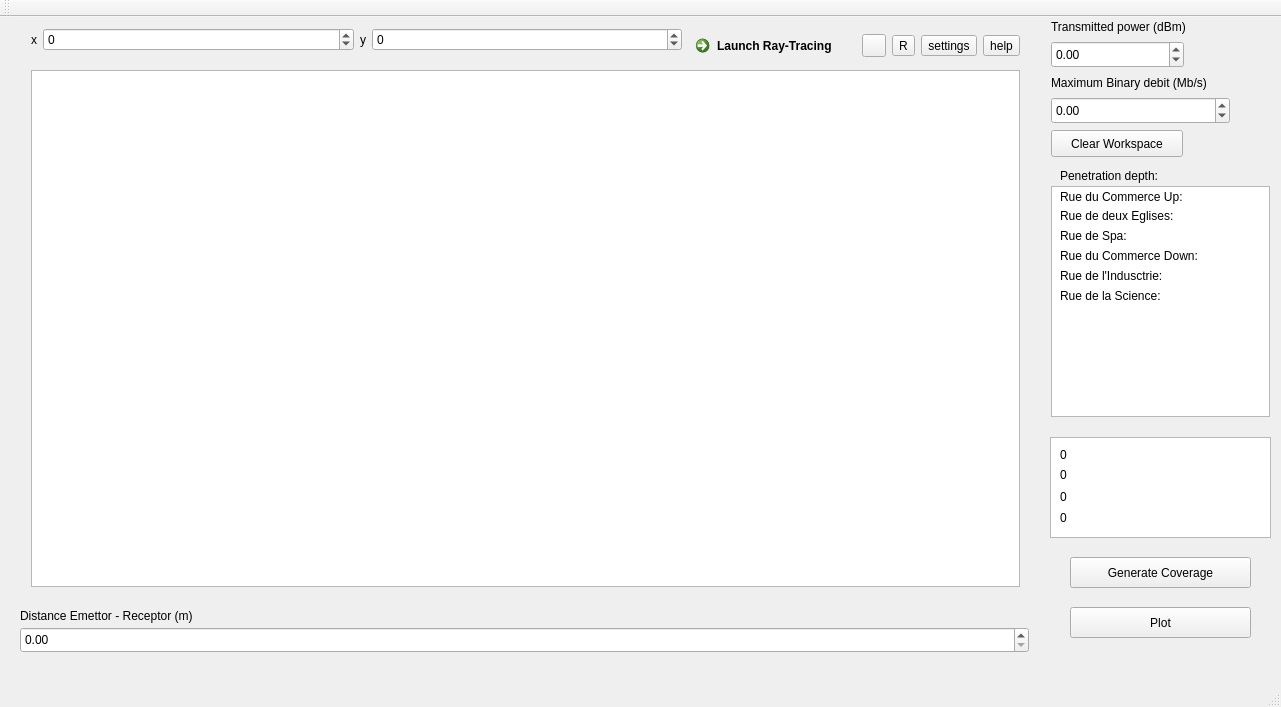
amatepl/RayTracing2019, file ieee80211g.ui: the form before one commit.
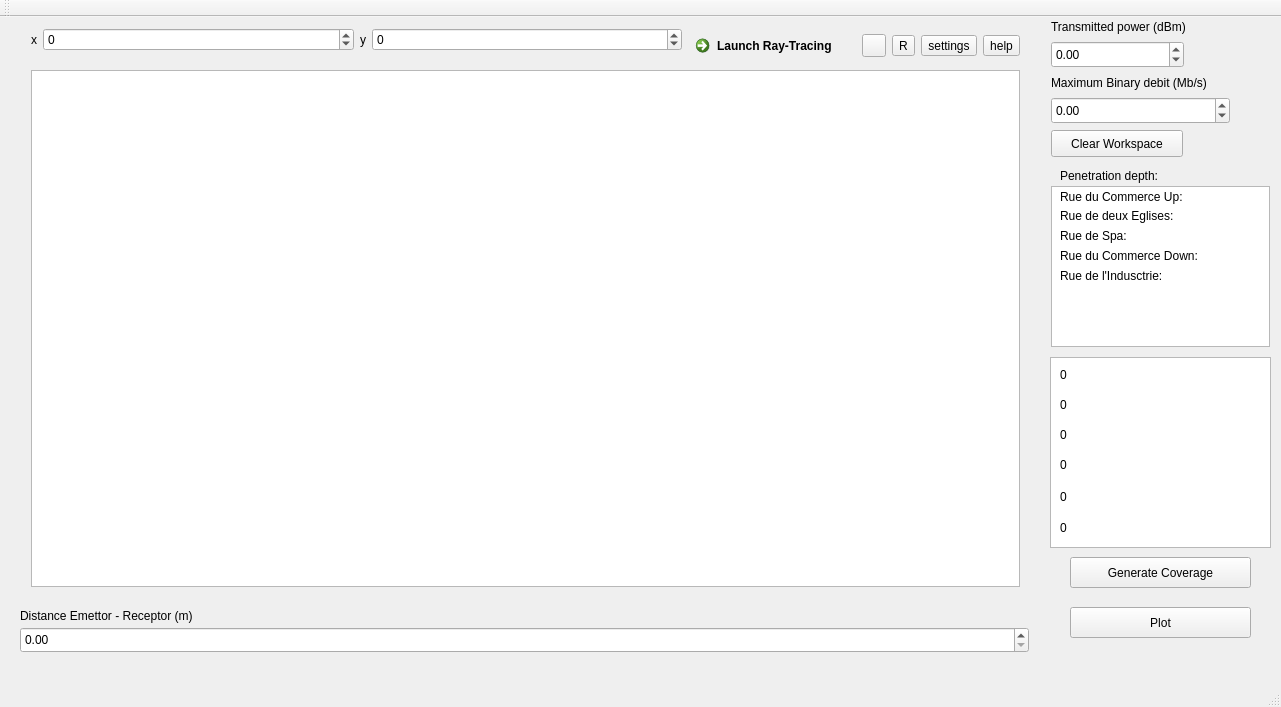
The form after the commit. Icons and pictures are not drawn.

Patch:
```diff
--- a/ieee80211g.ui
+++ b/ieee80211g.ui
@@ -176,24 +176,24 @@
     <property name="geometry">
      <rect>
       <x>1050</x>
-      <y>420</y>
+      <y>340</y>
       <width>221</width>
-      <height>101</height>
+      <height>191</height>
      </rect>
     </property>
     <property name="html">
      <string>&lt;!DOCTYPE HTML PUBLIC &quot;-//W3C//DTD HTML 4.0//EN&quot; &quot;http://www.w3.org/TR/REC-html40/strict.dtd&quot;&gt;
 &lt;html&gt;&lt;head&gt;&lt;meta name=&quot;qrichtext&quot; content=&quot;1&quot; /&gt;&lt;style type=&quot;text/css&quot;&gt;
 p, li { white-space: pre-wrap; }
-&lt;/style&gt;&lt;/head&gt;&lt;body style=&quot; font-family:'Ubuntu'; font-size:11pt; font-weight:400; font-style:normal;&quot;&gt;
-&lt;p style=&quot;-qt-paragraph-type:empty; margin-top:0px; margin-bottom:0px; margin-left:0px; margin-right:0px; -qt-block-indent:0; text-indent:0px; font-family:'Sans Serif'; font-size:9pt;&quot;&gt;&lt;br /&gt;&lt;/p&gt;&lt;/body&gt;&lt;/html&gt;</string>
+&lt;/style&gt;&lt;/head&gt;&lt;body style=&quot; font-family:'Sans Serif'; font-size:9pt; font-weight:400; font-style:normal;&quot;&gt;
+&lt;p style=&quot;-qt-paragraph-type:empty; margin-top:0px; margin-bottom:0px; margin-left:0px; margin-right:0px; -qt-block-indent:0; text-indent:0px;&quot;&gt;&lt;br /&gt;&lt;/p&gt;&lt;/body&gt;&lt;/html&gt;</string>
     </property>
    </widget>
    <widget class="QLabel" name="Prx">
     <property name="geometry">
      <rect>
       <x>1060</x>
-      <y>430</y>
+      <y>380</y>
       <width>161</width>
       <height>16</height>
      </rect>
@@ -219,7 +219,7 @@
     <property name="geometry">
      <rect>
       <x>1060</x>
-      <y>490</y>
+      <y>500</y>
       <width>201</width>
       <height>21</height>
      </rect>
@@ -245,7 +245,7 @@
     <property name="geometry">
      <rect>
       <x>1060</x>
-      <y>450</y>
+      <y>410</y>
       <width>181</width>
       <height>16</height>
      </rect>
@@ -332,19 +332,6 @@
      <string>Rue de l'Indusctrie: </string>
     </property>
    </widget>
-   <widget class="QLabel" name="science">
-    <property name="geometry">
-     <rect>
-      <x>1060</x>
-      <y>270</y>
-      <width>201</width>
-      <height>17</height>
-     </rect>
-    </property>
-    <property name="text">
-     <string>Rue de la Science: </string>
-    </property>
-   </widget>
    <widget class="QLabel" name="label_3">
     <property name="geometry">
      <rect>
@@ -422,20 +409,50 @@
       <x>1051</x>
       <y>169</y>
       <width>219</width>
-      <height>231</height>
+      <height>161</height>
      </rect>
     </property>
     <property name="html">
      <string>&lt;!DOCTYPE HTML PUBLIC &quot;-//W3C//DTD HTML 4.0//EN&quot; &quot;http://www.w3.org/TR/REC-html40/strict.dtd&quot;&gt;
 &lt;html&gt;&lt;head&gt;&lt;meta name=&quot;qrichtext&quot; content=&quot;1&quot; /&gt;&lt;style type=&quot;text/css&quot;&gt;
 p, li { white-space: pre-wrap; }
-&lt;/style&gt;&lt;/head&gt;&lt;body style=&quot; font-family:'Ubuntu'; font-size:11pt; font-weight:400; font-style:normal;&quot;&gt;
-&lt;p style=&quot;-qt-paragraph-type:empty; margin-top:0px; margin-bottom:0px; margin-left:0px; margin-right:0px; -qt-block-indent:0; text-indent:0px;&quot;&gt;&lt;br /&gt;&lt;/p&gt;&lt;/body&gt;&lt;/html&gt;</string>
+&lt;/style&gt;&lt;/head&gt;&lt;body style=&quot; font-family:'Sans Serif'; font-size:9pt; font-weight:400; font-style:normal;&quot;&gt;
+&lt;p style=&quot;-qt-paragraph-type:empty; margin-top:0px; margin-bottom:0px; margin-left:0px; margin-right:0px; -qt-block-indent:0; text-indent:0px; font-family:'Ubuntu'; font-size:11pt;&quot;&gt;&lt;br /&gt;&lt;/p&gt;&lt;/body&gt;&lt;/html&gt;</string>
     </property>
    </widget>
+   <widget class="QLabel" name="SNR">
+    <property name="geometry">
+     <rect>
+      <x>1060</x>
+      <y>440</y>
+      <width>161</width>
+      <height>16</height>
+     </rect>
+    </property>
+    <property name="text">
+     <string>0</string>
+    </property>
+   </widget>
+   <widget class="QLabel" name="Ptx">
+    <property name="geometry">
+     <rect>
+      <x>1060</x>
+      <y>350</y>
+      <width>161</width>
+      <height>16</height>
+     </rect>
+    </property>
+    <property name="text">
+     <string>0</string>
+    </property>
+   </widget>
+   <zorder>label_3</zorder>
+   <zorder>powerResultSpinBox</zorder>
+   <zorder>label_4</zorder>
+   <zorder>binaryResultsSpinBox</zorder>
+   <zorder>clearWorkspaceButton</zorder>
    <zorder>textBrowser_2</zorder>
    <zorder>layoutWidget</zorder>
-   <zorder>verticalLayoutWidget</zorder>
    <zorder>generateCoveragePushButton</zorder>
    <zorder>spinBoxResult</zorder>
    <zorder>label_5</zorder>
@@ -451,7 +468,8 @@
    <zorder>spa</zorder>
    <zorder>commerceDown</zorder>
    <zorder>indu</zorder>
-   <zorder>science</zorder>
+   <zorder>SNR</zorder>
+   <zorder>Ptx</zorder>
   </widget>
   <widget class="QMenuBar" name="menuBar">
    <property name="geometry">
@@ -459,7 +477,7 @@
      <x>0</x>
      <y>0</y>
      <width>1281</width>
-     <height>25</height>
+     <height>20</height>
     </rect>
    </property>
   </widget>
```
